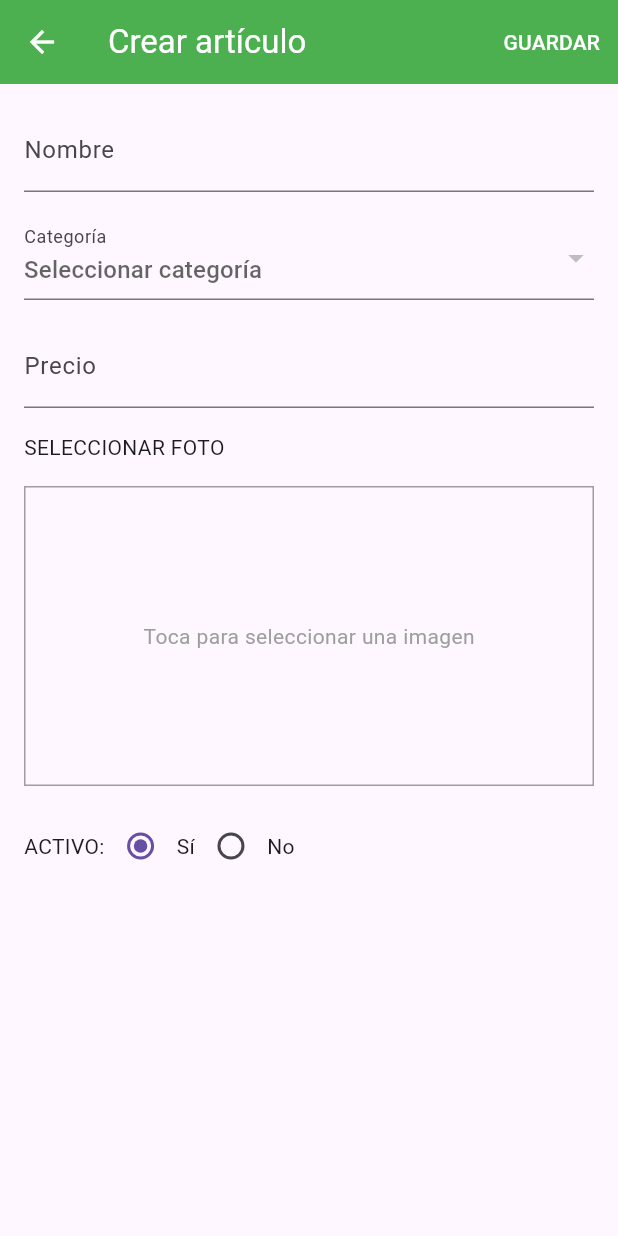
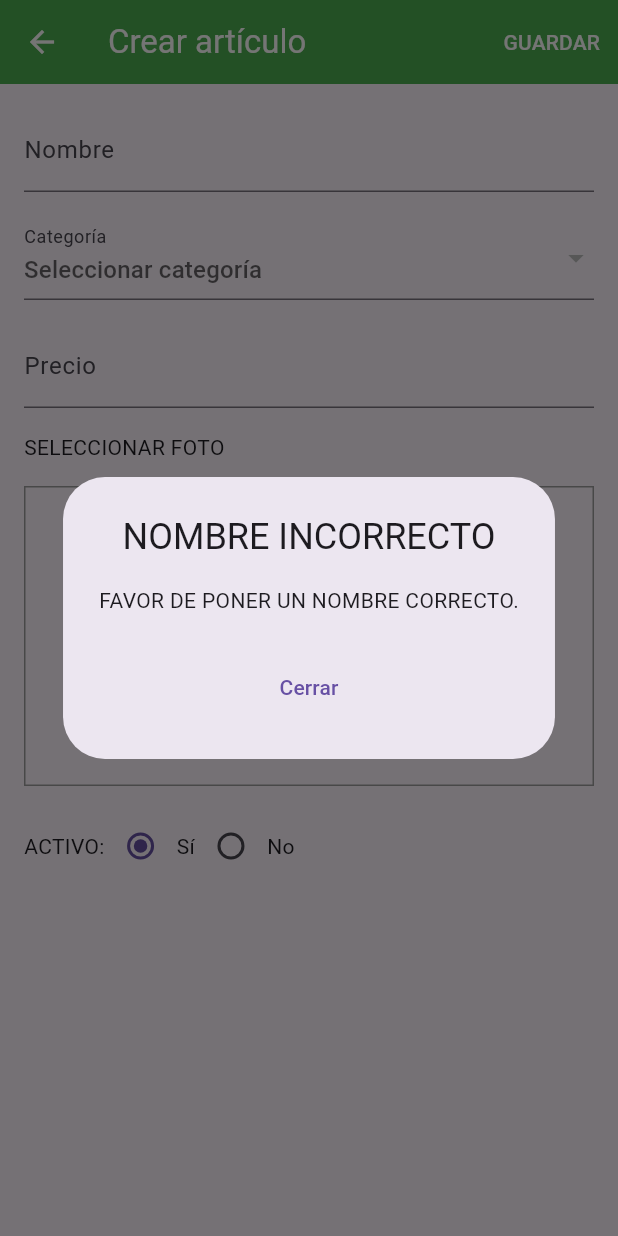
Before and after one commit to joakotalcual/timbas, a Flutter app: the ItemProduct screen opened directly with empty values, after a tap on "GUARDAR", on a phone screen of 412 x 824 dp. Run offline on Flutter 3.47's test engine with Material 3 defaults, Android fonts, the light colour scheme and no system bars; our stand-ins replace cloud_firestore, connectivity_plus, firebase_core, image_picker, rxdart, shared_preferences and 1 more; missing offline and left inert: bluetooth_print; accounts and stored records are empty; generated files the repository leaves out were written again.

Commit message:
Valida todos los procesos de Productos y Categorias

```diff
--- a/lib/controllers/bd_controller.dart
+++ b/lib/controllers/bd_controller.dart
@@ -1,8 +1,12 @@
 import 'package:connectivity_plus/connectivity_plus.dart';
+import 'package:flutter/material.dart';
 import 'package:shared_preferences/shared_preferences.dart';
 import 'package:sqflite/sqflite.dart';
+import 'package:timbas/helpers/validated.dart';
 import 'package:timbas/services/database/firebase_services.dart';
 import 'package:timbas/services/database/sqlite.dart';
+import 'package:timbas/views/dialogCustom/show_confirm_dialog.dart';
+import 'package:timbas/views/dialogCustom/show_dialog.dart';
 
 Future<void> syncCategoriesFromFirestore() async {
   try {
@@ -113,3 +117,87 @@ Future<void> setLastSyncDate(DateTime date) async {
   final prefs = await SharedPreferences.getInstance();
   await prefs.setString('last_sync_date', date.toIso8601String());
 }
+
+Future<void> updateCategorieController(BuildContext context, String uid, String name, int isEdit)async{
+  //Validar y hacer la actualización
+  switch(isEdit){
+    case 0:
+      if(isValidName(name)){
+        await updateCategories(uid, name);
+        await updateLocalCategory(uid, name);
+        Navigator.pop(context);
+      }else{
+        showDialogCustom(context, 'NOMBRE INCORRECTO', 'FAVOR DE PONER UN NOMBRE CORRECTO.');
+      }
+      break;
+    case 1:
+      if(isValidName(name)){
+        String uid =await addCategories(name); // Obtiene el UID de Firestore
+        await addLocalCategory(uid, name); // Usa el UID para la base de datos local
+        Navigator.pop(context);
+      }else{
+        showDialogCustom(context, 'NOMBRE INCORRECTO', 'FAVOR DE PONER UN NOMBRE CORRECTO.');
+      }
+      break;
+    default:
+      if(await showConfirmationDialog(context, '¿Estás seguro de que deseas eliminar la categoría')){
+        // Elimina la categoría de la base de datos en línea y local
+        await deleteCategories(uid);
+        await deleteLocalCategory(uid);
+      }
+  }
+}
+
+Future<void> updateProductController(BuildContext context, String uid, String name, String assetImage, String selectedCategory, String price, bool isAvailable, int isEdit)async{
+  //Validar y hacer la actualización
+  switch(isEdit){
+    case 0:
+      if(isValidName(name)){
+        if(isValidCategory(selectedCategory)){
+          if(isValidPrice(price)){
+            if(isValidImage(assetImage)){
+              await updateProducts(uid, name, assetImage, selectedCategory, double.parse(price), isAvailable);
+              await updateLocalProduct(uid, name, assetImage, selectedCategory, double.parse(price), isAvailable ? 1 : 0);
+              Navigator.pop(context);
+            }else{
+              showDialogCustom(context, 'SELECCIONAR IMAGEN', 'FAVOR DE ESCOGER UNA IMAGEN.');
+            }
+          }else{
+            showDialogCustom(context, 'PRECIO INCORRECTO', 'FAVOR DE PONER UN PRECIO CORRECTO.');
+          }
+        }else{
+          showDialogCustom(context, 'SELECCIONAR CATEGORIA', 'FAVOR DE ESCOGER UNA CATEGORÍA.');
+        }
+      }else{
+        showDialogCustom(context, 'NOMBRE INCORRECTO', 'FAVOR DE PONER UN NOMBRE CORRECTO.');
+      }
+      break;
+    case 1:
+      if(isValidName(name)){
+        if(isValidCategory(selectedCategory)){
+          if(isValidPrice(price)){
+            if(isValidImage(assetImage)){
+              String uid = await addProducts(name, assetImage, selectedCategory, double.parse(price), isAvailable);
+              await addLocalProduct(uid, name, assetImage, selectedCategory, double.parse(price), isAvailable ? 1 : 0);
+              Navigator.pop(context);
+            }else{
+              showDialogCustom(context, 'SELECCIONAR IMAGEN', 'FAVOR DE ESCOGER UNA IMAGEN.');
+            }
+          }else{
+            showDialogCustom(context, 'PRECIO INCORRECTO', 'FAVOR DE PONER UN PRECIO CORRECTO.');
+          }
+        }else{
+          showDialogCustom(context, 'SELECCIONAR CATEGORIA', 'FAVOR DE ESCOGER UNA CATEGORÍA.');
+        }
+      }else{
+        showDialogCustom(context, 'NOMBRE INCORRECTO', 'FAVOR DE PONER UN NOMBRE CORRECTO.');
+      }
+      break;
+    default:
+      if(await showConfirmationDialog(context, '¿Estás seguro de que deseas eliminar la categoría')){
+        // Elimina la categoría de la base de datos en línea y local
+        await deleteProducts(uid);
+        await deleteLocalProducts(uid);
+      }
+  }
+}
--- a/lib/services/database/firebase_services.dart
+++ b/lib/services/database/firebase_services.dart
@@ -81,3 +81,8 @@ Future<void> updateProducts(String uid, String name, String image, String catego
     'activo' : active
   });
 }
+
+Future<void> deleteProducts(String uid) async {
+  // Elimina la categoría a Firestore
+  await db.collection('productos').doc(uid).delete();
+}
--- a/lib/views/articles/components/item_product.dart
+++ b/lib/views/articles/components/item_product.dart
@@ -1,6 +1,7 @@
 import 'package:flutter/material.dart';
 import 'package:flutter/services.dart';
 import 'package:image_picker/image_picker.dart';
+import 'package:timbas/controllers/bd_controller.dart';
 import 'dart:io';
 
 import 'package:timbas/services/database/firebase_services.dart';
@@ -36,6 +37,7 @@ class _ItemProductState extends State<ItemProduct> {
   late TextEditingController _nameController;
   File? _selectedImage;
   String? _assetImage; // Variable para manejar la imagen de assets
+  String? _imagePath;
 
   @override
   void initState() {
@@ -79,6 +81,7 @@ class _ItemProductState extends State<ItemProduct> {
     if (image != null) {
       setState(() {
         _selectedImage = File(image.path);
+        _imagePath = image.path;
         _assetImage = null; // Limpiar la imagen de assets cuando se selecciona una nueva imagen
       });
     }
@@ -98,14 +101,10 @@ class _ItemProductState extends State<ItemProduct> {
               String name = _nameController.text;
               //  lógica de guardado aquí
               if (widget.isEdit) {
-                await updateProducts(widget.uid!, name, _assetImage!, _selectedCategory!, double.parse(_priceController.text), _isAvailable);
-                await updateLocalProduct(widget.uid!, name, _assetImage!, _selectedCategory!, double.parse(_priceController.text), _isAvailable ? 1 : 0);
-                Navigator.pop(context);
+                await updateProductController(context, widget.uid!, name, _assetImage ?? _imagePath ?? 'n.xrltalcual', _selectedCategory ?? 'n.xrltalcual', _priceController.text, _isAvailable, 0);
               } else {
                 //  lógica de inserción aquí
-                String uid = await addProducts(name, _assetImage!, _selectedCategory!, double.parse(_priceController.text), _isAvailable);
-                await addLocalProduct(uid, name, _assetImage!, _selectedCategory!, double.parse(_priceController.text), _isAvailable ? 1 : 0);
-                Navigator.pop(context);
+                await updateProductController(context, '', name, _assetImage ?? _imagePath ?? 'n.xrltalcual', _selectedCategory ?? 'n.xrltalcual', _priceController.text, _isAvailable, 1);
               }
             },
             child: const Text(
@@ -218,8 +217,9 @@ class _ItemProductState extends State<ItemProduct> {
             const SizedBox(height: 16),
             widget.isEdit
                 ? TextButton(
-                    onPressed: () {
-                      // Implementar funcionalidad de eliminación aquí
+                    onPressed: () async {
+                      // funcionalidad de eliminación aquí
+                      await updateProductController(context, widget.uid!, '', _assetImage!, _selectedCategory!, _priceController.text, _isAvailable, 2);
                     },
                     child: const Row(
                       mainAxisAlignment: MainAxisAlignment.center,
--- /dev/null
+++ b/lib/views/dialogCustom/show_dialog.dart
@@ -0,0 +1,25 @@
+import 'package:flutter/material.dart';
+
+// Función para mostrar el diálogo de error
+bool showDialogCustom(BuildContext context, String title, String message) {
+  showDialog(
+    context: context,
+    barrierDismissible: false, // Evita que se cierre tocando fuera del diálogo
+    builder: (BuildContext context) {
+      return AlertDialog(
+        title: Text(title, textAlign: TextAlign.center,),
+        content: Text(message, textAlign: TextAlign.center,),
+        actionsAlignment: MainAxisAlignment.center,
+        actions: <Widget>[
+          TextButton(
+            onPressed: () {
+              Navigator.of(context).pop(); // Cierra el diálogo
+            },
+            child: const Text('Cerrar'),
+          ),
+        ],
+      );
+    },
+  );
+  return true;
+}
```
Also changed, not shown: lib/helpers/validated.dart (added, +35 -0 lines), lib/services/database/sqlite.dart (+13 -3 lines), lib/views/categories/components/item_categorie.dart (+4 -49 lines), lib/views/dialogCustom/show_confirm_dialog.dart (added, +33 -0 lines).
